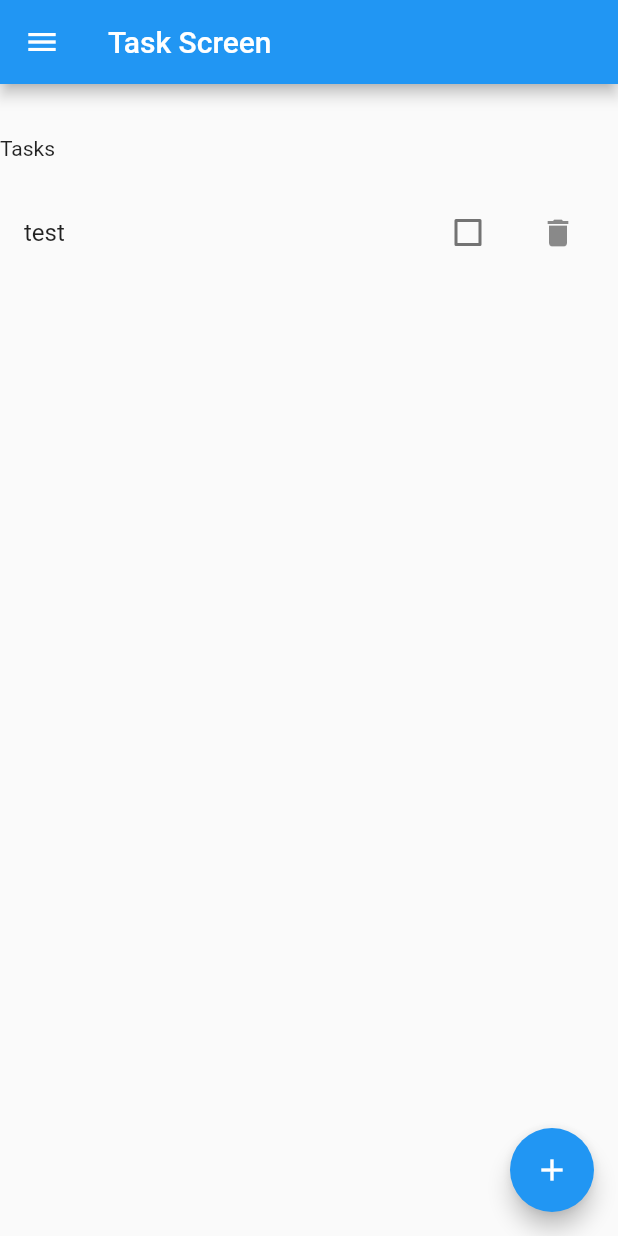
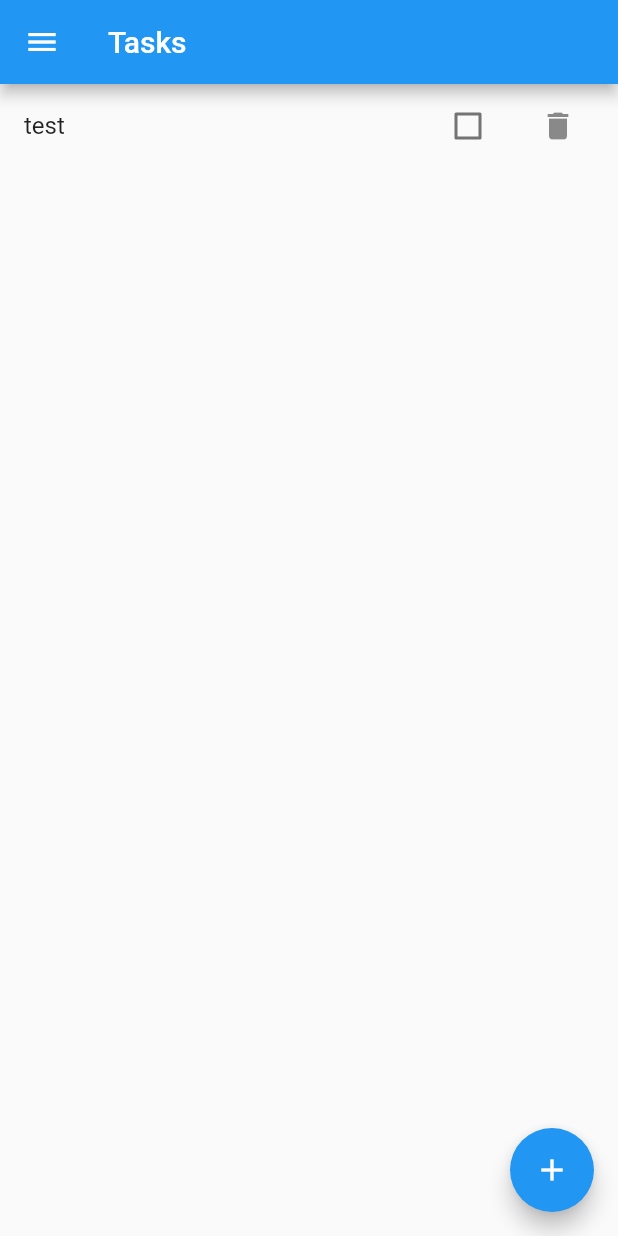
Before and after one commit to pedrolaraburu/learning_flutter, a Flutter app: the screen it shows after launch, on a phone screen of 412 x 824 dp. Run offline on Flutter 3.47's test engine with Material 2 defaults, Android fonts, the phone set to English and light mode, and no system bars.

Commit message:
refactor: remove unecessary widgets and fix tasks overflowing the screen

```diff
--- a/lib/screens/task_screen.dart
+++ b/lib/screens/task_screen.dart
@@ -1,6 +1,7 @@
 import 'package:flutter/material.dart';
 import 'package:learning_flutter2/provider/task_provider.dart';
 import 'package:provider/provider.dart';
+
 class TaskScreen extends StatefulWidget {
   const TaskScreen({super.key});
 
@@ -9,61 +10,42 @@ class TaskScreen extends StatefulWidget {
 }
 
 class _TaskScreenState extends State<TaskScreen> {
-  final _formKey = GlobalKey<FormState>();
+
   @override
   Widget build(BuildContext context) {
     return Scaffold(
       appBar: AppBar(
-        title: const Text('Task Screen'),
+        title: const Text('Tasks'),
         leading: const Icon(Icons.menu),
       ),
-      body: Center(
-        child: Column(
-          crossAxisAlignment: CrossAxisAlignment.start,
-          children: [
-            Container(
-              margin: const EdgeInsets.only(top: 35, bottom: 20),
-              child: const Text('Tasks'),
-            ),
-            Form(
-              key: _formKey,
-              child: Column(
-                children: [
-                  SingleChildScrollView(
-                    child: Consumer<TaskProvider>(
+      body: Consumer<TaskProvider>(
         builder: (context, TaskProvider taskProvider, child) {
           return ListView.builder(
-                          shrinkWrap: true,
             itemCount: taskProvider.tasks.length,
             itemBuilder: (context, index) {
+              final task = taskProvider.tasks[index];
               return ListTile(
-                              title: Text(taskProvider.tasks[index].name),
-                              trailing:
-                              Wrap(spacing: 12,
+                title: Text(task.name),
+                trailing: Wrap(
+                  spacing: 12,
                   children: <Widget>[
                     Checkbox(
-                                  value: taskProvider.tasks[index].concluido,
+                      key: ValueKey('checkbox-${task.id}'),
+                      value: task.concluido,
                       onChanged: (value) {
-                                    Provider.of<TaskProvider>(context, listen: false).toggleTask(taskProvider.tasks[index]);
+                        Provider.of<TaskProvider>(context, listen: false).toggleTask(task);
                       },
                     ),
                     IconButton(
                       icon: const Icon(Icons.delete),
-                                  onPressed: () => Provider.of<TaskProvider>(context, listen: false).removeTask(taskProvider.tasks[index])
+                      onPressed: () => Provider.of<TaskProvider>(context, listen: false).removeTask(task),
                     ),
                   ],
-                              )
+                ),
               );
             },
           );
         },
-                    ),
-                  ),
-                ],
-              ),
-              )
-          ],
-        ),
       ),
       floatingActionButton: FloatingActionButton(
         onPressed: () {
@@ -71,7 +53,7 @@ class _TaskScreenState extends State<TaskScreen> {
         },
         backgroundColor: Colors.blue,
         child: const Icon(Icons.add),
-        )
+      ),
     );
   }
 }
```
Lines whose indentation alone changed are shown as unchanged.
